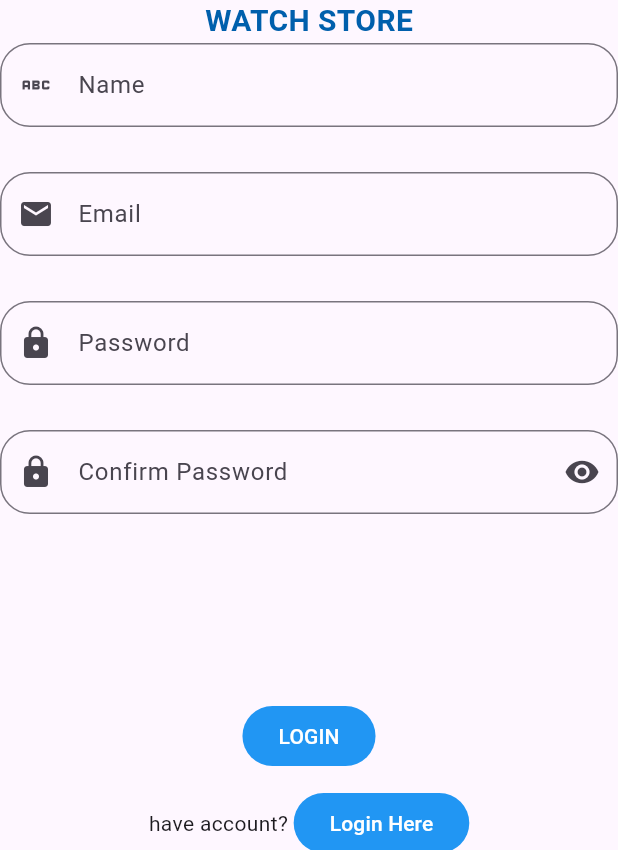
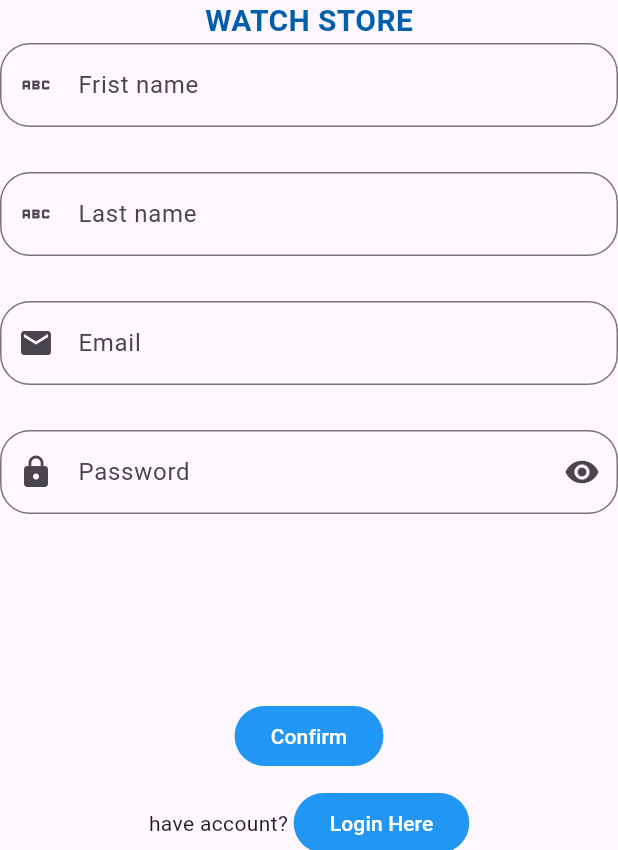
Before and after one commit to emanzaid12/android-project-master5, a Flutter app: the signUpPage screen opened directly, on a phone screen of 412 x 824 dp, the part 386-1236 px from its top. Run offline on Flutter 3.47's test engine with Material 3 defaults, Android fonts, the phone set to English and light mode, and no system bars; our stand-ins replace bloc, flutter_bloc, pin_code_fields, shared_preferences; missing offline and left inert: dart:js; accounts and stored records are empty.

Commit message:
on pressed confirm button

```diff
--- a/newtask/lib/features/auth/login/view/loginPage.dart
+++ b/newtask/lib/features/auth/login/view/loginPage.dart
@@ -12,6 +12,5 @@ class loginPage extends StatelessWidget {
             body: SizedBox(height: 500, child: bodyW()),
             bottomNavigationBar:
                 const SizedBox(height: 200, child: bottomW())));
-
   }
 }
--- a/newtask/lib/features/auth/onboarding/view/components/onboarding_body.dart
+++ b/newtask/lib/features/auth/onboarding/view/components/onboarding_body.dart
@@ -27,6 +27,7 @@ class OnboardingBody extends StatelessWidget {
               OnboardingControllerCubit controller =
                   context.read<OnboardingControllerCubit>();
               return PageView(
+                //controller: controller.pageController,
                 controller: controller.pageController,
                 children: List.generate(controller.date.length, (index) {
                   return Column(
--- a/newtask/lib/features/auth/signup/component/body_sign_up.dart
+++ b/newtask/lib/features/auth/signup/component/body_sign_up.dart
@@ -1,13 +1,24 @@
 import 'package:flutter/material.dart';
+import 'package:flutter_bloc/flutter_bloc.dart';
 import 'package:newtask/core/utils/validation.dart';
+import 'package:newtask/features/auth/signup/controller/cubit/sign_up_cubit.dart';
 
 // ignore: must_be_immutable
 class body_sign_up extends StatelessWidget {
-  body_sign_up({super.key});
+  body_sign_up({super.key, required this.controller});
+
+  final SignUpCubit controller;
 
   @override
   Widget build(BuildContext context) {
-    return Column(
+    return BlocProvider .value(
+      value:controller,
+      child: BlocBuilder<SignUpCubit, SignUpState>(
+        builder: (context, state) {
+          SignUpCubit controller =context.read<SignUpCubit>();
+          return Form(
+            key: controller.formKey,
+            child: Column(
               mainAxisAlignment: MainAxisAlignment.center,
               children: [
                 AppBar(
@@ -31,19 +42,33 @@ class body_sign_up extends StatelessWidget {
                       fontSize: 20,
                       color: Color.fromARGB(255, 0, 95, 172)),
                 ),
+
                 TextFormField(
                     autovalidateMode: AutovalidateMode.onUserInteraction,
-            controller: TextEditingController(),
+                    controller: controller.firstNameController,
                     keyboardType: TextInputType.name,
                     validator: validationOf().nameValidate,
                     decoration: decoration.copyWith(
-                label: const Text("Name"), prefixIcon: const Icon(Icons.abc))),
+                        label: const Text("Frist name"),
+                        prefixIcon: const Icon(Icons.abc))),
+                const SizedBox(
+                  height: 30,
+
+                ),
+                TextFormField(
+                    autovalidateMode: AutovalidateMode.onUserInteraction,
+                    controller: controller.lastNameController,
+                    keyboardType: TextInputType.name,
+                    validator: validationOf().nameValidate,
+                    decoration: decoration.copyWith(
+                        label: const Text("Last name"),
+                        prefixIcon: const Icon(Icons.abc))),
                 const SizedBox(
                   height: 30,
                 ),
                 TextFormField(
                     autovalidateMode: AutovalidateMode.onUserInteraction,
-            controller: TextEditingController(),
+                    controller: controller.mailController,
                     keyboardType: TextInputType.emailAddress,
                     validator: validationOf().emailValidate,
                     decoration: decoration.copyWith(
@@ -53,34 +78,24 @@ class body_sign_up extends StatelessWidget {
                 const SizedBox(
                   height: 30,
                 ),
+
                 TextFormField(
                   autovalidateMode: AutovalidateMode.onUserInteraction,
-          controller: TextEditingController(),
+                  controller: controller.passwordController,
                   keyboardType: TextInputType.emailAddress,
                   validator: validationOf().passValidate,
                   decoration: decoration.copyWith(
                       label: const Text("Password"),
-              //suffixIcon: const Icon(Icons.remove_red_eye)
-              prefixIcon: const Icon(Icons.lock)),
-          obscureText: true,
-          obscuringCharacter: '*',
-        ),
-        const SizedBox(
-          height: 30,
-        ),
-        TextFormField(
-          autovalidateMode: AutovalidateMode.onUserInteraction,
-          controller: TextEditingController(),
-          keyboardType: TextInputType.emailAddress,
-          validator: validationOf().passValidate,
-          decoration: decoration.copyWith(
-              label: const Text("Confirm Password"),
                       suffixIcon: const Icon(Icons.remove_red_eye),
                       prefixIcon: const Icon(Icons.lock)),
                   obscureText: true,
                   obscuringCharacter: '*',
                 ),
               ],
+            ),
+          );
+        },
+      ),
     );
   }
 
--- a/newtask/lib/features/auth/signup/component/button_sign_up.dart
+++ b/newtask/lib/features/auth/signup/component/button_sign_up.dart
@@ -1,12 +1,21 @@
 import 'package:flutter/material.dart';
+import 'package:flutter_bloc/flutter_bloc.dart';
 import 'package:newtask/features/auth/login/view/loginPage.dart';
+import 'package:newtask/features/auth/signup/controller/cubit/sign_up_cubit.dart';
 
 class button_sign_up extends StatelessWidget {
-  const button_sign_up({super.key});
+   button_sign_up({super.key, required this.controller});
+
+  final SignUpCubit controller;
 
   @override
   Widget build(BuildContext context) {
-    return Column(
+    return BlocProvider .value(
+      value:controller,
+      child: BlocBuilder<SignUpCubit, SignUpState>(
+        builder: (context, state) {
+          SignUpCubit controller =context.read<SignUpCubit>();
+          return Column(
       children: [
         Row(
           mainAxisAlignment: MainAxisAlignment.center,
@@ -14,13 +23,9 @@ class button_sign_up extends StatelessWidget {
             FilledButton(
                 style: const ButtonStyle(
                     backgroundColor: MaterialStatePropertyAll(Colors.blue)),
-                onPressed: () {
-                  Navigator.push(
-                      context,
-                      MaterialPageRoute(
-                          builder: (context) => const loginPage()));
-                },
-                child: const Text("LOGIN")),
+                onPressed: controller.OnPressedConfirmButton
+                ,
+                child: const Text("Confirm")),
           ],
         ),
         const SizedBox(
@@ -44,5 +49,7 @@ class button_sign_up extends StatelessWidget {
         )
       ],
     );
+        }));
   }
+
 }
--- /dev/null
+++ b/newtask/lib/features/auth/signup/controller/cubit/sign_up_cubit.dart
@@ -0,0 +1,30 @@
+import 'dart:developer';
+
+import 'package:bloc/bloc.dart';
+import 'package:flutter/material.dart';
+import 'package:meta/meta.dart';
+
+part 'sign_up_state.dart';
+
+class SignUpCubit extends Cubit<SignUpState> {
+  SignUpCubit() : super(SignUpInitial());
+  TextEditingController  firstNameController =TextEditingController();
+  TextEditingController lastNameController = TextEditingController();
+  TextEditingController mailController = TextEditingController();
+  TextEditingController passwordController = TextEditingController();
+
+  GlobalKey<FormState> formKey=GlobalKey<FormState>();
+
+  void OnPressedConfirmButton(){
+    if(formKey.currentState!.validate()){
+      log(firstNameController.text);
+      log(lastNameController.text);
+      log(mailController.text);
+      log(passwordController.text);
+
+    }
+    else{
+      log('invalid inputs');
+    }
+  }
+}
--- /dev/null
+++ b/newtask/lib/features/auth/signup/controller/cubit/sign_up_state.dart
@@ -0,0 +1,6 @@
+part of 'sign_up_cubit.dart';
+
+@immutable
+ class SignUpState {}
+
+final class SignUpInitial extends SignUpState {}
--- a/newtask/lib/features/auth/signup/view/signUpPage.dart
+++ b/newtask/lib/features/auth/signup/view/signUpPage.dart
@@ -1,6 +1,8 @@
 import 'package:flutter/material.dart';
+import 'package:flutter_bloc/flutter_bloc.dart';
 import 'package:newtask/features/auth/signup/component/body_sign_up.dart';
 import 'package:newtask/features/auth/signup/component/button_sign_up.dart';
+import 'package:newtask/features/auth/signup/controller/cubit/sign_up_cubit.dart';
 
 class signUpPage extends StatelessWidget {
   const signUpPage({super.key});
@@ -8,10 +10,17 @@ class signUpPage extends StatelessWidget {
   @override
   Widget build(BuildContext context) {
     return SafeArea(
-        child: Scaffold(
-            body: SizedBox(height: 600, child: body_sign_up()),
-            bottomNavigationBar:
-                const SizedBox(height: 100, child: button_sign_up())));
-
+        child: BlocProvider<SignUpCubit>(
+      create: (context) => SignUpCubit(),
+      child: BlocBuilder<SignUpCubit, SignUpState>(
+        builder: (context, state) {
+          final SignUpCubit controller=context.read<SignUpCubit>();
+          return Scaffold(
+              body: SizedBox(height: 600, child: body_sign_up(controller: controller,)),
+              bottomNavigationBar:
+                   SizedBox(height: 100, child: button_sign_up(controller: controller,)));
+        },
+      ),
+    ));
   }
 }
--- a/newtask/lib/features/auth/verification/controller/cubit/verification_cubit.dart
+++ b/newtask/lib/features/auth/verification/controller/cubit/verification_cubit.dart
@@ -7,7 +7,7 @@ import 'package:newtask/features/auth/login/view/loginPage.dart';
 part 'verification_state.dart';
 
 class VerificationCubit extends Cubit<VerificationState>{
-  VerificationCubit{} : super (VerificationInitial({}));
+  VerificationCubit() : super (VerificationInitial());
 
   TextEditingController pinCodeController = TextEditingController();
   final String validateCode = '11111';
--- a/newtask/lib/features/auth/verification/view/verificationPage.dart
+++ b/newtask/lib/features/auth/verification/view/verificationPage.dart
@@ -1,4 +1,5 @@
 import 'package:flutter/material.dart';
+import 'package:flutter_bloc/flutter_bloc.dart';
 import 'package:newtask/features/auth/verification/component/bodyV.dart';
 import 'package:newtask/features/auth/verification/component/buttonV.dart';
 import 'package:newtask/features/auth/verification/controller/cubit/verification_cubit.dart';
--- a/newtask/pubspec.yaml
+++ b/newtask/pubspec.yaml
@@ -39,6 +39,7 @@ dependencies:
   cupertino_icons: ^1.0.2
   flutter_native_splash: ^2.3.11
   shared_preferences: ^2.2.3
+  web: 0.5.0
 
 dev_dependencies:
   flutter_test:
```
Also changed, not shown: newtask/lib/core/context_extension.dart (added, +7 -0 lines), newtask/lib/features/auth/onboarding/controller/cubit/onboarding_controller_cubit.dart (+28 -7 lines), newtask/lib/features/auth/onboarding/view/components/onboarding_buttons.dart (+2 -6 lines), newtask/pubspec.lock, newtask/todolist/pubspec.lock. Lines whose indentation alone changed are shown as unchanged.
